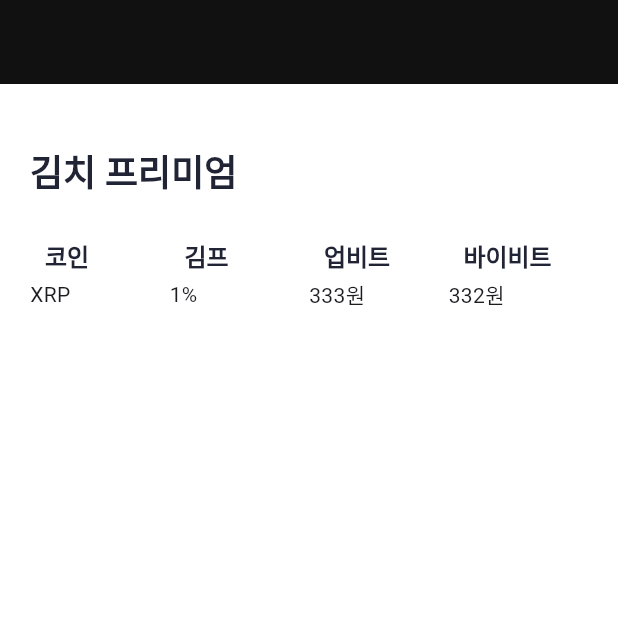
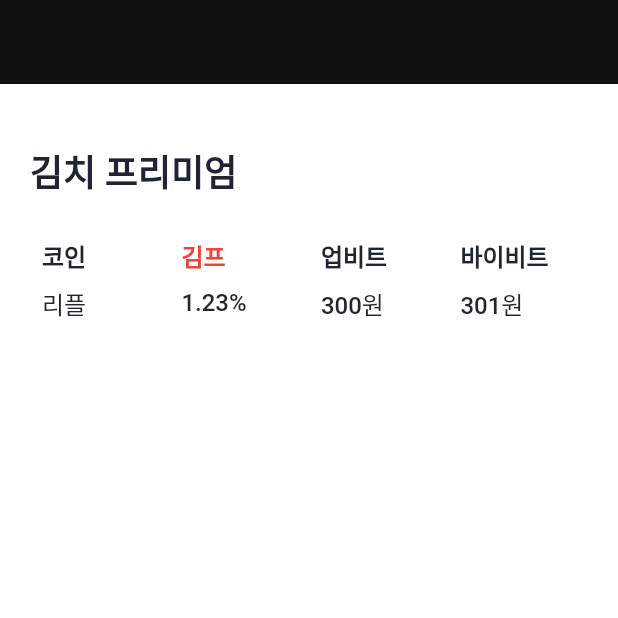
Before and after one commit to voidFunctionReturn0/-deprecated-kimper-flutter, a Flutter app: the screen it shows after launch, on a phone screen of 412 x 824 dp, the top half of it. Run offline on Flutter 3.47's test engine with Material 3 defaults, Android fonts, the light colour scheme and no system bars; our stand-ins replace dio; missing offline and left inert: serverpod, serverpod_client, serverpod_flutter.

Commit message:
home_screen에 김프 영역 추가

```diff
--- /dev/null
+++ b/kimper_client/lib/src/protocol/currency.dart
@@ -0,0 +1,33 @@
+/* AUTOMATICALLY GENERATED CODE DO NOT MODIFY */
+/*   To generate run: "serverpod generate"    */
+
+// ignore_for_file: implementation_imports
+// ignore_for_file: library_private_types_in_public_api
+// ignore_for_file: non_constant_identifier_names
+// ignore_for_file: public_member_api_docs
+// ignore_for_file: type_literal_in_constant_pattern
+// ignore_for_file: use_super_parameters
+
+// ignore_for_file: no_leading_underscores_for_library_prefixes
+import 'package:serverpod_client/serverpod_client.dart' as _i1;
+
+enum Currency implements _i1.SerializableModel {
+  krw,
+  usd;
+
+  static Currency fromJson(String name) {
+    switch (name) {
+      case 'krw':
+        return krw;
+      case 'usd':
+        return usd;
+      default:
+        throw ArgumentError('Value "$name" cannot be converted to "Currency"');
+    }
+  }
+
+  @override
+  String toJson() => name;
+  @override
+  String toString() => name;
+}
--- a/kimper_flutter/lib/example_main.dart
+++ b/kimper_flutter/lib/example_main.dart
@@ -2,6 +2,7 @@ import 'package:kimper_client/kimper_client.dart';
 import 'package:flutter/material.dart';
 import 'package:serverpod_flutter/serverpod_flutter.dart';
 
+// TODO: 이 파일 삭제
 // Sets up a singleton client object that can be used to talk to the server from
 // anywhere in our app. The client is generated from your server code.
 // The client is set up to connect to a Serverpod running on a local server on
--- /dev/null
+++ b/kimper_flutter/lib/models/kimchi_premium.dart
@@ -0,0 +1,48 @@
+import 'package:kimper_client/kimper_client.dart';
+import 'package:kimper_flutter/data/repo.dart';
+
+class KimchiPremium {
+  late final int value;
+
+  KimchiPremium(
+    final Ticker ticker,
+    final Exchange koreaExchange,
+    final Exchange foreignExchange,
+    final double exchangeRate,
+  ) {
+    final koreaTickerPrice = _price(ticker, koreaExchange);
+    final foreignTickerPrice = _price(ticker, foreignExchange);
+
+    koreaTickerPrice;
+    foreignTickerPrice;
+    // TODO
+    // value =
+    //     (((koreaTickerPrice / (foreignTickerPrice * exchangeRate)) - 1) * 100)
+    //         .round();
+    value = 1;
+  }
+
+  String toStr() => '$value%';
+
+  Future<int> _price(Ticker ticker, Exchange exchange) async {
+    final url = _priceUrl(ticker, exchange);
+
+    final responseBody = Repo.get(url);
+
+    // TOdo
+    print(responseBody);
+
+    return Future<int>.value(1);
+  }
+
+  Uri _priceUrl(Ticker ticker, Exchange exchange) {
+    return switch (ticker) {
+      Ticker.xrp => switch (exchange) {
+          Exchange.upbit =>
+            Uri.parse('https://api.upbit.com/v1/ticker?markets=KRW-XRP'),
+          Exchange.bybit => Uri.parse(
+              'https://api.bybit.com/spot/v3/public/quote/ticker/price?symbol=XRPUSDT'),
+        }
+    };
+  }
+}
--- /dev/null
+++ b/kimper_flutter/lib/models/price.dart
@@ -0,0 +1,18 @@
+import 'package:kimper_client/kimper_client.dart';
+
+class Price {
+  late final int value;
+
+  // TODO
+  Price(Ticker ticker, Exchange exchange) {
+    value = 300;
+  }
+
+  String toStr(Currency currency) {
+    String unit = switch (currency) {
+      Currency.krw => "원",
+      Currency.usd => "달러",
+    };
+    return '$value$unit';
+  }
+}
--- a/kimper_flutter/lib/styles/app_text_style.dart
+++ b/kimper_flutter/lib/styles/app_text_style.dart
@@ -10,11 +10,19 @@ class AppTextStyle {
     color: AppColor.black2,
   );
 
-  static const bodyMedium = TextStyle(
+  static const bodyMedium1 = TextStyle(
     fontWeight: FontWeight.bold,
     fontSize: 16,
     height: 1.5,
     letterSpacing: -0.03,
     color: AppColor.black2,
   );
+
+  static const bodyMedium2 = TextStyle(
+    fontWeight: FontWeight.w500,
+    fontSize: 16,
+    height: 1.5,
+    letterSpacing: -0.03,
+    color: AppColor.black2,
+  );
 }
--- a/kimper_flutter/lib/ui/home/home_screen.dart
+++ b/kimper_flutter/lib/ui/home/home_screen.dart
@@ -1,6 +1,10 @@
 import 'package:flutter/material.dart';
+import 'package:kimper_client/kimper_client.dart';
+import 'package:kimper_flutter/models/kimchi_premium.dart';
+import 'package:kimper_flutter/models/price.dart';
 import 'package:kimper_flutter/styles/app_color.dart';
 import 'package:kimper_flutter/styles/app_text_style.dart';
+import 'package:kimper_flutter/utils.dart';
 
 class HomeScreen extends StatelessWidget {
   const HomeScreen({super.key});
@@ -28,7 +32,7 @@ class _Body extends StatelessWidget {
           padding: EdgeInsets.symmetric(vertical: 40, horizontal: 20),
           child: Column(
             children: [
-              _kimp()
+              _kimp(),
             ],
           ),
         ),
@@ -47,7 +51,7 @@ class _Body extends StatelessWidget {
             ),
           ],
         ),
-        SizedBox(
+        Space(
           height: 20,
         ),
         Table(
@@ -56,7 +60,25 @@ class _Body extends StatelessWidget {
               children: _columnTitles(['코인', '김프', '업비트', '바이비트']),
             ),
             TableRow(
-              children: _xrp(),
+              children: _tableRow(
+                  // [
+                  //   Utils.toStr(Ticker.xrp),
+                  //   KimchiPremium(
+                  //     Ticker.xrp,
+                  //     Exchange.upbit,
+                  //     Exchange.bybit,
+                  //     _exchangeRate(Exchange.upbit, Exchange.bybit),
+                  //   ).toStr(),
+                  //   Price(
+                  //     Ticker.xrp,
+                  //     Exchange.upbit,
+                  //   ).toStr(Currency.krw),
+                  //   Price(
+                  //     Ticker.xrp,
+                  //     Exchange.bybit,
+                  //   ).toStr(Currency.krw),
+                  // ],
+                  ['리플', '1.23%', '300원', '301원']),
             ),
           ],
         ),
@@ -66,32 +88,40 @@ class _Body extends StatelessWidget {
 
   List<Widget> _columnTitles(List<String> titles) {
     return titles
-        .map((title) => Padding(
-              padding: const EdgeInsets.symmetric(vertical: 4, horizontal: 10),
-              child: TableCell(
+        .map(
+          (title) => TableCell(
+            child: Padding(
+              padding: const EdgeInsets.symmetric(vertical: 4, horizontal: 8),
               child: Text(
                 title,
-                  style: AppTextStyle.bodyMedium,
+                style: (title == '김프')
+                    ? AppTextStyle.bodyMedium1.copyWith(color: Colors.red)
+                    : AppTextStyle.bodyMedium1,
               ),
             ),
-            ))
+          ),
+        )
         .toList();
   }
 
-  List<Widget> _xrp() {
-    return [
-      TableCell(
-        child: Text('XRP'),
+  List<Widget> _tableRow(List<String> contents) {
+    return contents
+        .map(
+          (content) => TableCell(
+            child: Padding(
+              padding: const EdgeInsets.symmetric(vertical: 4, horizontal: 8),
+              child: Text(
+                content,
+                style: AppTextStyle.bodyMedium2,
               ),
-      TableCell(
-        child: Text('1%'),
             ),
-      TableCell(
-        child: Text('333원'),
           ),
-      TableCell(
-        child: Text('332원'),
-      ),
-    ];
+        )
+        .toList();
+  }
+
+  double _exchangeRate(Exchange upbit, Exchange bybit) {
+    // TODO
+    return 1.0;
   }
 }
--- /dev/null
+++ b/kimper_flutter/lib/utils.dart
@@ -0,0 +1,12 @@
+import 'package:flutter/material.dart';
+import 'package:kimper_client/kimper_client.dart';
+
+class Utils {
+  static String toStr(Ticker ticker) {
+    return switch (ticker) { Ticker.xrp => "XRP" };
+  }
+}
+
+class Space extends SizedBox {
+  const Space({super.key, super.width, super.height});
+}
--- a/kimper_flutter/pubspec.yaml
+++ b/kimper_flutter/pubspec.yaml
@@ -32,6 +32,7 @@ dependencies:
   # The following adds the Cupertino Icons font to your application.
   # Use with the CupertinoIcons class for iOS style icons.
   cupertino_icons: ^1.0.5
+  dio: ^5.7.0
 
 dev_dependencies:
   flutter_lints: '>=3.0.0 <6.0.0'
--- a/kimper_server/lib/src/endpoints/example_endpoint.dart
+++ b/kimper_server/lib/src/endpoints/example_endpoint.dart
@@ -1,4 +1,6 @@
 import 'package:serverpod/serverpod.dart';
+
+// TODO: 이 파일 삭제
 
 // This is an example endpoint of your server. It's best practice to use the
 // `Endpoint` ending of the class name, but it will be removed when accessing
--- /dev/null
+++ b/kimper_server/lib/src/models/currency.spy.yaml
@@ -0,0 +1,5 @@
+enum: Currency
+serialized: byName
+values:
+  - krw
+  - usd
--- a/kimper_server/lib/src/models/example.spy.yaml
+++ b/kimper_server/lib/src/models/example.spy.yaml
@@ -1,3 +1,5 @@
+# TODO: 이 파일 삭제
+
 # Yaml-files in the `models` directory specify which serializable objects
 # should be generated. When you add or modify a file, you will need to run
 # `serverpod generate` to make the generated classes available in the server and
--- a/kimper_server/lib/src/models/notification.spy.yaml
+++ b/kimper_server/lib/src/models/notification.spy.yaml
@@ -4,4 +4,4 @@ fields:
   ticker: Ticker
   koreaExchange: Exchange
   foreignExchange: Exchange
-  primeum: int
+  kimchiPrimeum: double
```
Also changed, not shown: kimper_client/lib/src/protocol/notification.dart (+10 -10 lines), kimper_client/lib/src/protocol/protocol.dart (+42 -28 lines), kimper_flutter/lib/data/repo.dart (added, +13 -0 lines), kimper_flutter/lib/ui/home/home_viewmodel.dart (added), kimper_flutter/pubspec.lock, kimper_server/lib/src/generated/currency.dart (added), kimper_server/lib/src/generated/notification.dart, kimper_server/lib/src/generated/protocol.dart. Lines whose indentation alone changed are shown as unchanged.
